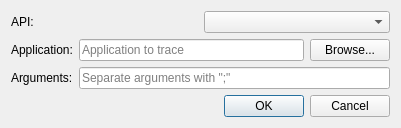
Above: gui/ui/tracedialog.ui from apitrace/apitrace before the change. Below: the same form after it.
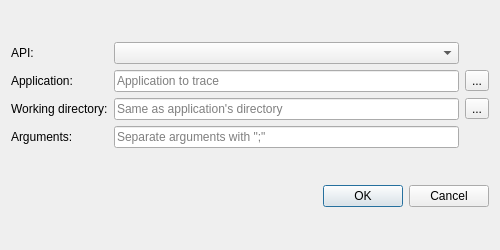
That is the form after the change.

Commit message: gui: setting working directory in trace dialog

Patch:
```diff
--- a/gui/ui/tracedialog.ui
+++ b/gui/ui/tracedialog.ui
@@ -6,8 +6,8 @@
    <rect>
     <x>0</x>
     <y>0</y>
-    <width>401</width>
-    <height>95</height>
+    <width>500</width>
+    <height>250</height>
    </rect>
   </property>
   <property name="windowTitle">
@@ -15,63 +15,73 @@
   </property>
   <layout class="QVBoxLayout" name="verticalLayout">
    <item>
-    <layout class="QHBoxLayout" name="horizontalLayout_3">
-     <item>
-      <widget class="QLabel" name="label_3">
+    <layout class="QGridLayout" name="gridLayout">
+     <item row="2" column="0">
+      <widget class="QLabel" name="label_4">
        <property name="text">
-        <string>API:</string>
+        <string>Working directory:</string>
        </property>
       </widget>
      </item>
-     <item>
-      <widget class="QComboBox" name="apiComboBox"/>
-     </item>
-    </layout>
-   </item>
-   <item>
-    <layout class="QHBoxLayout" name="horizontalLayout">
-     <item>
-      <widget class="QLabel" name="label">
-       <property name="text">
-        <string>Application:</string>
-       </property>
-      </widget>
-     </item>
-     <item>
+     <item row="1" column="1">
       <widget class="QLineEdit" name="applicationEdit">
        <property name="placeholderText">
         <string>Application to trace</string>
        </property>
       </widget>
      </item>
-     <item>
-      <widget class="QPushButton" name="browseButton">
+     <item row="1" column="0">
+      <widget class="QLabel" name="label">
        <property name="text">
-        <string>Browse...</string>
+        <string>Application:</string>
        </property>
-       <property name="flat">
-        <bool>false</bool>
+      </widget>
+     </item>
+     <item row="0" column="1">
+      <widget class="QComboBox" name="apiComboBox"/>
+     </item>
+     <item row="0" column="0">
+      <widget class="QLabel" name="label_3">
+       <property name="text">
+        <string>API:</string>
        </property>
       </widget>
      </item>
-    </layout>
-   </item>
-   <item>
-    <layout class="QHBoxLayout" name="horizontalLayout_2">
-     <item>
+     <item row="2" column="1">
+      <widget class="QLineEdit" name="workingDirEdit">
+       <property name="placeholderText">
+        <string>Same as application's directory</string>
+       </property>
+      </widget>
+     </item>
+     <item row="3" column="0">
       <widget class="QLabel" name="label_2">
        <property name="text">
         <string>Arguments:</string>
        </property>
       </widget>
      </item>
-     <item>
+     <item row="3" column="1">
       <widget class="QLineEdit" name="argumentsEdit">
        <property name="placeholderText">
         <string>Separate arguments with &quot;;&quot;</string>
        </property>
       </widget>
      </item>
+     <item row="1" column="2">
+      <widget class="QToolButton" name="browseButton">
+       <property name="text">
+        <string>...</string>
+       </property>
+      </widget>
+     </item>
+     <item row="2" column="2">
+      <widget class="QToolButton" name="browseWorkingDirButton">
+       <property name="text">
+        <string>...</string>
+       </property>
+      </widget>
+     </item>
     </layout>
    </item>
    <item>
```
Left out of the diff: 2 changed lines with no effect on the pictures. The commit also changes 5 other files.
